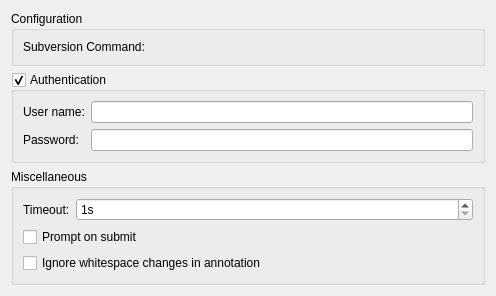
The window that src/plugins/subversion/settingspage.ui (qt-creator/qt-creator) describes before a commit, drawn with Qt 5.
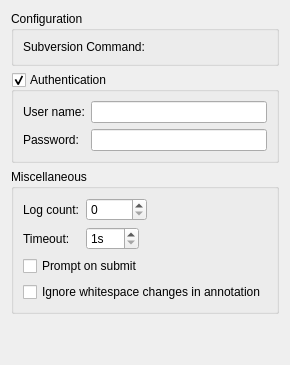
The same window after the commit. Custom widgets are drawn as their Qt base class.

```diff
--- a/src/plugins/subversion/settingspage.ui
+++ b/src/plugins/subversion/settingspage.ui
@@ -2,14 +2,6 @@
 <ui version="4.0">
  <class>Subversion::Internal::SettingsPage</class>
  <widget class="QWidget" name="Subversion::Internal::SettingsPage">
-  <property name="geometry">
-   <rect>
-    <x>0</x>
-    <y>0</y>
-    <width>496</width>
-    <height>295</height>
-   </rect>
-  </property>
   <layout class="QVBoxLayout" name="verticalLayout">
    <item>
     <widget class="QGroupBox" name="generalGroupBox">
@@ -72,21 +64,17 @@
       <string>Miscellaneous</string>
      </property>
      <layout class="QFormLayout" name="formLayout_2">
-      <item row="1" column="0" colspan="2">
-       <widget class="QCheckBox" name="promptToSubmitCheckBox">
-        <property name="text">
-         <string>Prompt on submit</string>
-        </property>
-       </widget>
-      </item>
-      <item row="0" column="0">
+      <property name="fieldGrowthPolicy">
+       <enum>QFormLayout::ExpandingFieldsGrow</enum>
+      </property>
+      <item row="1" column="0">
        <widget class="QLabel" name="timeOutLabel">
         <property name="text">
          <string>Timeout:</string>
         </property>
        </widget>
       </item>
-      <item row="0" column="1">
+      <item row="1" column="1">
        <widget class="QSpinBox" name="timeOutSpinBox">
         <property name="suffix">
          <string>s</string>
@@ -100,12 +88,33 @@
        </widget>
       </item>
       <item row="2" column="0" colspan="2">
+       <widget class="QCheckBox" name="promptToSubmitCheckBox">
+        <property name="text">
+         <string>Prompt on submit</string>
+        </property>
+       </widget>
+      </item>
+      <item row="3" column="0" colspan="2">
        <widget class="QCheckBox" name="spaceIgnorantAnnotationCheckBox">
         <property name="text">
          <string>Ignore whitespace changes in annotation</string>
         </property>
        </widget>
       </item>
+      <item row="0" column="0">
+       <widget class="QLabel" name="logCountLabel">
+        <property name="text">
+         <string>Log count:</string>
+        </property>
+       </widget>
+      </item>
+      <item row="0" column="1">
+       <widget class="QSpinBox" name="logCountSpinBox">
+        <property name="maximum">
+         <number>10000</number>
+        </property>
+       </widget>
+      </item>
      </layout>
     </widget>
    </item>
```
